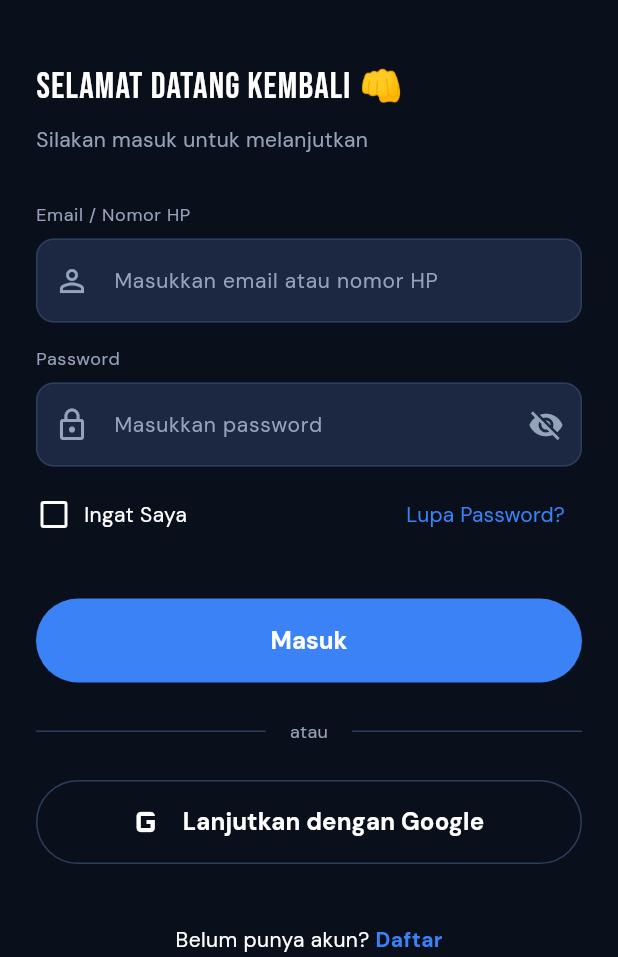
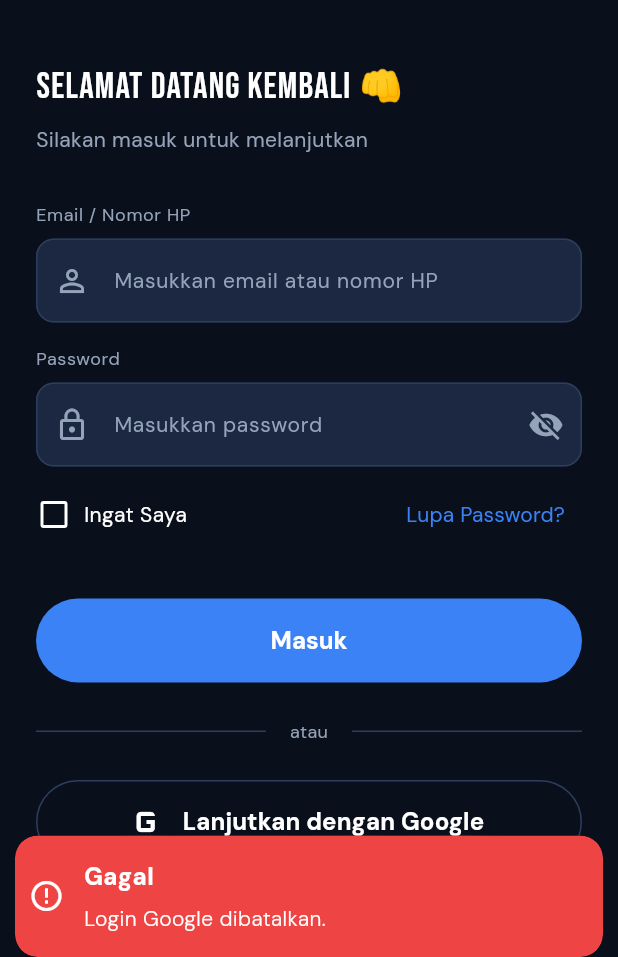
Before and after one commit to Bagas34645/gym-mobile-app, a Flutter app: the LoginView screen opened by its route, after a tap on "Lanjutkan dengan Google", on a phone screen of 412 x 824 dp, the part 279-1236 px from its top. Run offline on Flutter 3.47's test engine with Material 3 defaults, Android fonts, the phone set to English and light mode, and no system bars; our stand-ins replace dio, firebase_auth, firebase_core, flutter_secure_storage, get, google_fonts and 2 more; accounts and stored records are empty.

Commit message:
Add google sign in method

```diff
--- /dev/null
+++ b/lib/app/data/services/google_auth_service.dart
@@ -0,0 +1,39 @@
+import 'package:firebase_auth/firebase_auth.dart';
+import 'package:google_sign_in/google_sign_in.dart';
+
+class GoogleAuthService {
+  GoogleAuthService._();
+  static final GoogleAuthService instance = GoogleAuthService._();
+
+  final GoogleSignIn _googleSignIn = GoogleSignIn();
+  final FirebaseAuth _auth = FirebaseAuth.instance;
+
+  Future<String?> signInAndGetIdToken() async {
+    try {
+      // Buka dialog pilih akun Google
+      final GoogleSignInAccount? googleUser = await _googleSignIn.signIn();
+      if (googleUser == null) return null; // user cancel
+
+      final GoogleSignInAuthentication googleAuth =
+          await googleUser.authentication;
+
+      // Login ke Firebase
+      final credential = GoogleAuthProvider.credential(
+        accessToken: googleAuth.accessToken,
+        idToken: googleAuth.idToken,
+      );
+
+      final userCredential = await _auth.signInWithCredential(credential);
+
+      // Return Firebase ID token untuk dikirim ke Laravel
+      return await userCredential.user?.getIdToken();
+    } catch (e) {
+      return null;
+    }
+  }
+
+  Future<void> signOut() async {
+    await _googleSignIn.signOut();
+    await _auth.signOut();
+  }
+}
--- a/lib/app/modules/auth/controllers/auth_controller.dart
+++ b/lib/app/modules/auth/controllers/auth_controller.dart
@@ -1,5 +1,7 @@
 import 'package:flutter/material.dart';
 import 'package:get/get.dart';
+import 'package:gym_mobile_flutter/app/data/services/google_auth_service.dart';
+// import 'package:gym_mobile_flutter/app/data/services/token_storage.dart';
 import '../../../data/services/api_client.dart';
 import '../../../data/services/auth_service.dart';
 import '../../../data/services/session_service.dart';
@@ -11,6 +13,7 @@ class AuthController extends GetxController {
   final loginPasswordController = TextEditingController();
   var isLoginLoading = false.obs;
   var rememberMe = false.obs;
+  var isGoogleLoading = false.obs;
 
   // Register State
   final regNameController = TextEditingController();
@@ -263,6 +266,39 @@ class AuthController extends GetxController {
     }
   }
 
+  // Tambah method
+  Future<void> loginWithGoogle() async {
+    isGoogleLoading.value = true;
+    try {
+      final idToken = await GoogleAuthService.instance.signInAndGetIdToken();
+      if (idToken == null) {
+        _showError('Login Google dibatalkan.');
+        return;
+      }
+      await AuthService.instance.googleLogin(idToken: idToken);
+      await _loadSessionAndGoHome();
+    } on ApiException catch (e) {
+      _showError(e.message);
+    } catch (_) {
+      _showError('Gagal login dengan Google. Coba lagi.');
+    } finally {
+      isGoogleLoading.value = false;
+    }
+  }
+
+  // Future<void> googleLogin({required String idToken}) async {
+  //   final body = await _api.post(
+  //     '/auth/login/google',
+  //     data: {'id_token': idToken},
+  //     skipAuth: true,
+  //   );
+  //   final data = body['data'] as Map<String, dynamic>;
+  //   await TokenStorage.instance.saveTokens(
+  //     accessToken: data['access_token'] as String,
+  //     refreshToken: data['refresh_token'] as String,
+  //   );
+  // }
+
   Future<void> _loadSessionAndGoHome() async {
     try {
       await SessionService.to.loadProfile();
--- a/lib/app/modules/auth/views/login_view.dart
+++ b/lib/app/modules/auth/views/login_view.dart
@@ -22,16 +22,28 @@ class LoginView extends GetView<AuthController> {
             children: [
               const SizedBox(height: 40),
               Center(
-                child: Icon(Icons.fitness_center, size: 60, color: AppColors.accent),
+                child: Icon(
+                  Icons.fitness_center,
+                  size: 60,
+                  color: AppColors.accent,
+                ),
               ),
               const SizedBox(height: 16),
               Center(
                 child: Text('GYMFLOW', style: AppTextStyles.headingMedium),
               ),
               const SizedBox(height: 40),
-              Text('Selamat Datang Kembali 👊', style: AppTextStyles.headingSmall),
+              Text(
+                'Selamat Datang Kembali 👊',
+                style: AppTextStyles.headingSmall,
+              ),
               const SizedBox(height: 8),
-              Text('Silakan masuk untuk melanjutkan', style: AppTextStyles.bodyMedium.copyWith(color: AppColors.textSecondary)),
+              Text(
+                'Silakan masuk untuk melanjutkan',
+                style: AppTextStyles.bodyMedium.copyWith(
+                  color: AppColors.textSecondary,
+                ),
+              ),
               const SizedBox(height: 32),
               GymTextField(
                 label: 'Email / Nomor HP',
@@ -51,7 +63,8 @@ class LoginView extends GetView<AuthController> {
               Row(
                 mainAxisAlignment: MainAxisAlignment.spaceBetween,
                 children: [
-                  Obx(() => Row(
+                  Obx(
+                    () => Row(
                       children: [
                         SizedBox(
                           width: 24,
@@ -65,19 +78,27 @@ class LoginView extends GetView<AuthController> {
                         const SizedBox(width: 8),
                         Text('Ingat Saya', style: AppTextStyles.bodyMedium),
                       ],
-                  )),
+                    ),
+                  ),
                   TextButton(
                     onPressed: () => Get.toNamed(Routes.FORGOT_PASSWORD),
-                    child: Text('Lupa Password?', style: AppTextStyles.bodyMedium.copyWith(color: AppColors.accent)),
+                    child: Text(
+                      'Lupa Password?',
+                      style: AppTextStyles.bodyMedium.copyWith(
+                        color: AppColors.accent,
+                      ),
+                    ),
                   ),
                 ],
               ),
               const SizedBox(height: 32),
-              Obx(() => GymButton(
+              Obx(
+                () => GymButton(
                   text: 'Masuk',
                   isLoading: controller.isLoginLoading.value,
                   onPressed: controller.login,
-              )),
+                ),
+              ),
               const SizedBox(height: 24),
               Row(
                 children: [
@@ -90,17 +111,40 @@ class LoginView extends GetView<AuthController> {
                 ],
               ),
               const SizedBox(height: 24),
-              SizedBox(
+              Obx(
+                () => SizedBox(
                   width: double.infinity,
                   height: 56,
                   child: OutlinedButton.icon(
-                  icon: const Icon(Icons.g_mobiledata, size: 32, color: Colors.white),
-                  label: Text('Lanjutkan dengan Google', style: AppTextStyles.button.copyWith(color: Colors.white)),
+                    icon: controller.isGoogleLoading.value
+                        ? const SizedBox(
+                            width: 20,
+                            height: 20,
+                            child: CircularProgressIndicator(
+                              strokeWidth: 2,
+                              color: Colors.white,
+                            ),
+                          )
+                        : const Icon(
+                            Icons.g_mobiledata,
+                            size: 32,
+                            color: Colors.white,
+                          ),
+                    label: Text(
+                      'Lanjutkan dengan Google',
+                      style: AppTextStyles.button.copyWith(color: Colors.white),
+                    ),
                     style: OutlinedButton.styleFrom(
                       side: const BorderSide(color: AppColors.divider),
-                    shape: RoundedRectangleBorder(borderRadius: BorderRadius.circular(50)),
+                      shape: RoundedRectangleBorder(
+                        borderRadius: BorderRadius.circular(50),
                       ),
-                  onPressed: () {},
+                    ),
+                    // ✅ Hubungkan ke method
+                    onPressed: controller.isGoogleLoading.value
+                        ? null
+                        : controller.loginWithGoogle,
+                  ),
                 ),
               ),
               const SizedBox(height: 40),
@@ -110,7 +154,13 @@ class LoginView extends GetView<AuthController> {
                   Text('Belum punya akun? ', style: AppTextStyles.bodyMedium),
                   GestureDetector(
                     onTap: () => Get.toNamed(Routes.REGISTER),
-                    child: Text('Daftar', style: AppTextStyles.bodyMedium.copyWith(color: AppColors.accent, fontWeight: FontWeight.bold)),
+                    child: Text(
+                      'Daftar',
+                      style: AppTextStyles.bodyMedium.copyWith(
+                        color: AppColors.accent,
+                        fontWeight: FontWeight.bold,
+                      ),
+                    ),
                   ),
                 ],
               ),
--- a/pubspec.yaml
+++ b/pubspec.yaml
@@ -2,7 +2,7 @@ name: gym_mobile_flutter
 description: "A new Flutter project."
 # The following line prevents the package from being accidentally published to
 # pub.dev using `flutter pub publish`. This is preferred for private packages.
-publish_to: 'none' # Remove this line if you wish to publish to pub.dev
+publish_to: "none" # Remove this line if you wish to publish to pub.dev
 
 # The following defines the version and build number for your application.
 # A version number is three numbers separated by dots, like 1.2.43
@@ -46,6 +46,9 @@ dependencies:
   camera: ^0.11.0
   dio: ^5.7.0
   flutter_secure_storage: ^9.2.2
+  firebase_core: ^3.0.0
+  firebase_auth: ^5.0.0
+  google_sign_in: ^6.2.1
 
 dev_dependencies:
   flutter_test:
@@ -69,7 +72,6 @@ flutter_launcher_icons:
 
 # The following section is specific to Flutter packages.
 flutter:
-
   # The following line ensures that the Material Icons font is
   # included with your application, so that you can use the icons in
   # the material Icons class.
```
Also changed, not shown: lib/app/data/services/auth_service.dart (+13 -0 lines), lib/main.dart (+6 -1 lines), firebase.json (added), lib/firebase_options.dart (added), pubspec.lock, 6 other files. Lines whose indentation alone changed are shown as unchanged.
